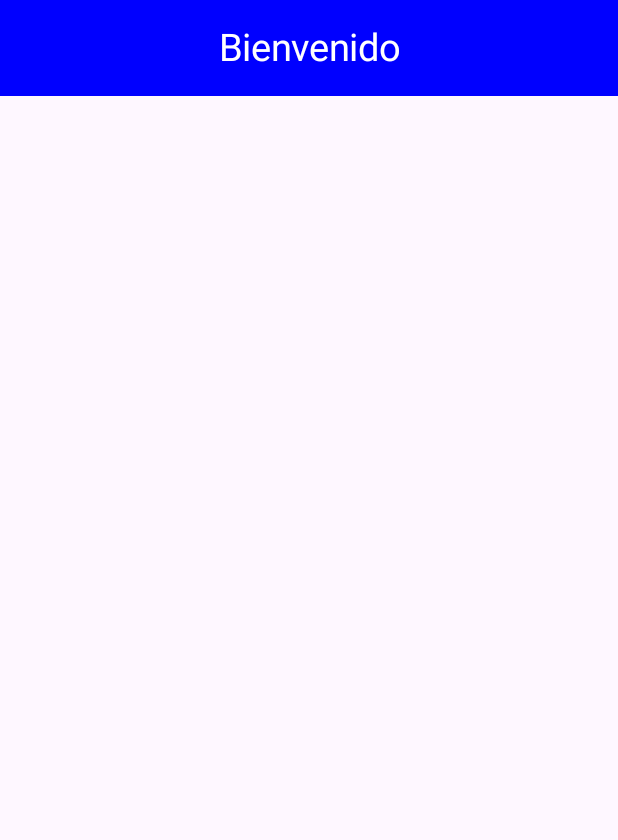
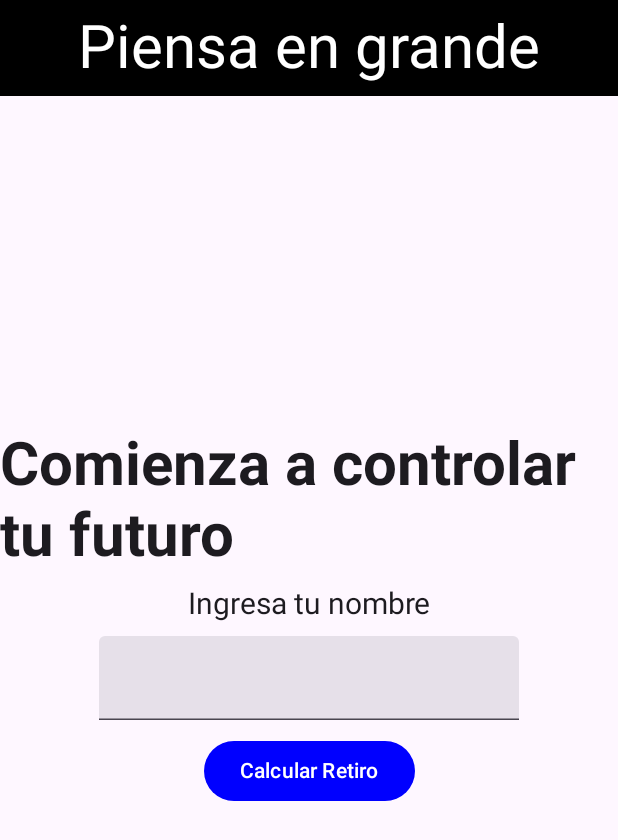
Before and after one commit to silvia-1997/Calculadora_de_retiro, an Android app built with Jetpack Compose: the screen it shows after launch (MainActivity), on a phone screen of 412 x 824 dp. Shown: the top 840 px of the screen. Run offline under Robolectric (Android 15) with nearby library versions, the phone set to English and light mode, and no system bars; 1 statement that could not run was skipped.

```diff
--- /dev/null
+++ b/app/src/main/java/com/ebc/calculadoraderetiro/components/BarComponents.kt
@@ -0,0 +1,17 @@
+package com.ebc.calculadoraderetiro.components
+
+import androidx.compose.material.icons.Icons
+import androidx.compose.material.icons.filled.Add
+import androidx.compose.material3.FloatingActionButton
+import androidx.compose.material3.Icon
+import androidx.compose.material3.Text
+import androidx.compose.runtime.Composable
+import androidx.compose.ui.graphics.Color
+import androidx.compose.ui.unit.sp
+import org.w3c.dom.Text
+
+@Composable
+
+fun TitleBar(headerText: String){
+    Text(text=headerText, fontSize = 40.sp, color= Color.White)
+}
--- a/app/src/main/java/com/ebc/calculadoraderetiro/components/BodyComponents.kt
+++ b/app/src/main/java/com/ebc/calculadoraderetiro/components/BodyComponents.kt
@@ -14,26 +14,25 @@ import androidx.compose.ui.graphics.Color
 import androidx.compose.ui.text.font.FontWeight
 import androidx.compose.ui.unit.dp
 import androidx.compose.ui.unit.sp
+import org.w3c.dom.Text
+
 
 @Composable
-fun TitleView(name:String){
-    Text(text=name, fontSize=40.sp)
+fun TitleView(name: String){
+    Text(text = name, fontSize = 40.sp, fontWeight = FontWeight.Bold)
 }
 
 @Composable
 fun Space(){
-    Spacer(modifier=Modifier.height(10.dp))
+    Spacer(modifier = Modifier.height(10.dp))
 }
 
 @Composable
-fun MainButton(name:String, backColor: Color, color:Color, OnClick:() -> Unit){
-    Button(
-        onClick = OnClick,
-        colors = ButtonDefaults.buttonColors(
-            contentColor = color,
-            containerColor = backColor
-        )
-    ) {
-        Text(text=name)
-  }
+fun MainButton(name:String, backColor: Color, color: Color, onClick:() -> Unit){
+    Button(onClick = onClick, colors = ButtonDefaults.buttonColors(
+        contentColor = color,
+        containerColor = backColor
+    ) ) {
+        Text(text = name)
+    }
 }
--- a/app/src/main/java/com/ebc/calculadoraderetiro/navigation/NavManager.kt
+++ b/app/src/main/java/com/ebc/calculadoraderetiro/navigation/NavManager.kt
@@ -1,19 +1,32 @@
 package com.ebc.calculadoraderetiro.navigation
 
 import androidx.compose.runtime.Composable
+import androidx.compose.runtime.internal.composableLambda
+import androidx.navigation.NavType
 import androidx.navigation.compose.NavHost
 import androidx.navigation.compose.composable
 import androidx.navigation.compose.rememberNavController
-import com.ebc.calculadoraderetiro.views.BienvenidoView
+import androidx.navigation.navArgument
+import com.ebc.calculadoraderetiro.views.HomeView
+import com.ebc.calculadoraderetiro.views.HomeView
 
 //se agregara toda la logica de navegacion
 
 @Composable
-fun NavManager (){
+fun NavManager () {
     val navController = rememberNavController()
-    NavHost(navController =navController , startDestination = "Bienvenido"){
-        composable( "Bienvenido"){
-            BienvenidoView(navController=navController)
+    NavHost(navController = navController, startDestination = "Home") {
+        composable("Home") {
+            HomeView(navController = navController)
+
+        }
+        composable("Calculadora/{id}/?{nombre}",
+            arguments = listOf(
+            navArgument()){
+
+            }
+            ){
+
         }
     }
 }
--- a/app/src/main/java/com/ebc/calculadoraderetiro/views/BienvenidoView.kt
+++ /dev/null
@@ -1,67 +0,0 @@
-package com.ebc.calculadoraderetiro.views
-
-import android.annotation.SuppressLint
-import androidx.compose.foundation.layout.Arrangement
-import androidx.compose.foundation.layout.Column
-import androidx.compose.foundation.layout.fillMaxSize
-import androidx.compose.material3.CenterAlignedTopAppBar
-import androidx.compose.material3.ExperimentalMaterial3Api
-import androidx.compose.material3.Scaffold
-import androidx.compose.material3.Text
-import androidx.compose.material3.TextField
-import androidx.compose.material3.TopAppBarColors
-import androidx.compose.material3.TopAppBarDefaults
-import androidx.compose.runtime.Composable
-import androidx.compose.runtime.mutableStateOf
-import androidx.compose.runtime.remember
-import androidx.compose.ui.Alignment
-import androidx.compose.ui.Modifier
-import androidx.compose.ui.graphics.Color
-import androidx.navigation.NavController
-import com.ebc.calculadoraderetiro.components.MainButton
-import com.ebc.calculadoraderetiro.components.Space
-import com.ebc.calculadoraderetiro.components.TitleView
-import androidx.compose.runtime.setValue
-import androidx.compose.runtime.getValue
-import androidx.compose.runtime.remember
-import androidx.compose.ui.unit.sp
-
-
-@OptIn(ExperimentalMaterial3Api::class)
-@SuppressLint("UnusedMaterial3ScaffoldPaddingParameter")
-@Composable
-
-fun BienvenidoView(navController: NavController){
-    Scaffold (
-        topBar={
-            CenterAlignedTopAppBar(title = {Text(text="Bienvenido", fontSize = 25.sp, color=Color.White)},
-                colors=TopAppBarDefaults.centerAlignedTopAppBarColors(
-                    containerColor = Color.Blue
-                ))
-        }
-        ){
-    }
-}
-
-@Composable
-fun ContentBienvenidoView(navController: NavController){
-    val id = 123
-    var opcional by remember{
-        mutableStateOf("")
-    }
-
-    Column(
-
-        modifier = Modifier.fillMaxSize(),
-        verticalArrangement = Arrangement.Center,
-        horizontalAlignment = Alignment.CenterHorizontally
-    ) {
-        TitleView(name = "Bienvenido")
-        Space()
-        TextField(value = opcional, onValueChange = { opcional = it})
-        Space()
-        MainButton(name = "Realizar Calculo", backColor = Color.Blue, color = Color.White) {
-           // navController.navigate("")
-        }
-    }
-}
--- /dev/null
+++ b/app/src/main/java/com/ebc/calculadoraderetiro/views/HomeView.kt
@@ -0,0 +1,71 @@
+package com.ebc.calculadoraderetiro.views
+
+import android.annotation.SuppressLint
+import android.icu.text.CaseMap.Title
+import android.view.View
+import androidx.compose.foundation.layout.Arrangement
+import androidx.compose.foundation.layout.Column
+import androidx.compose.foundation.layout.fillMaxSize
+import androidx.compose.material3.CenterAlignedTopAppBar
+import androidx.compose.material3.ExperimentalMaterial3Api
+import androidx.compose.material3.Scaffold
+import androidx.compose.material3.Text
+import androidx.compose.material3.TextField
+import androidx.compose.material3.TopAppBarDefaults
+import androidx.compose.runtime.Composable
+import androidx.compose.runtime.mutableStateOf
+import androidx.compose.runtime.remember
+import androidx.compose.ui.Alignment
+import androidx.compose.ui.Modifier
+import androidx.compose.ui.graphics.Color
+import androidx.navigation.NavController
+import com.ebc.calculadoraderetiro.components.MainButton
+import com.ebc.calculadoraderetiro.components.Space
+import com.ebc.calculadoraderetiro.components.TitleView
+import androidx.compose.runtime.setValue
+import androidx.compose.runtime.getValue
+import androidx.compose.ui.unit.sp
+import com.ebc.calculadoraderetiro.components.TitleBar
+
+
+@OptIn(ExperimentalMaterial3Api::class)
+@SuppressLint("UnusedMaterial3ScaffoldPaddingParameter")
+
+@Composable
+fun HomeView(navController: NavController){
+    Scaffold (
+
+        topBar={
+            CenterAlignedTopAppBar(
+                title = { TitleBar(headerText ="Piensa en grande") },
+                colors=TopAppBarDefaults.centerAlignedTopAppBarColors(
+                    containerColor = Color.Black
+                )
+            )
+        }
+        ){
+        ContentHomeView(navController)
+    }
+}
+
+
+@Composable
+fun ContentHomeView(navController: NavController) {
+    val id = 1
+    var nombre by remember { mutableStateOf("") }
+    Column(
+        modifier = Modifier.fillMaxSize(),
+        verticalArrangement = Arrangement.Center,
+        horizontalAlignment = Alignment.CenterHorizontally
+    ) {
+        TitleView(name = "Comienza a controlar tu futuro")
+        Space()
+        Text("Ingresa tu nombre", fontSize = 20.sp)
+        Space()
+        TextField(value = nombre, onValueChange = { nombre = it })
+        Space()
+        MainButton(name = "Calcular Retiro", backColor = Color.Blue, color = Color.White) {
+
+        }
+    }
+}
--- /dev/null
+++ b/app/src/main/java/com/ebc/calculadoraderetiro/views/Retiro.kt
@@ -0,0 +1 @@
+package com.ebc.calculadoraderetiro.views
```
